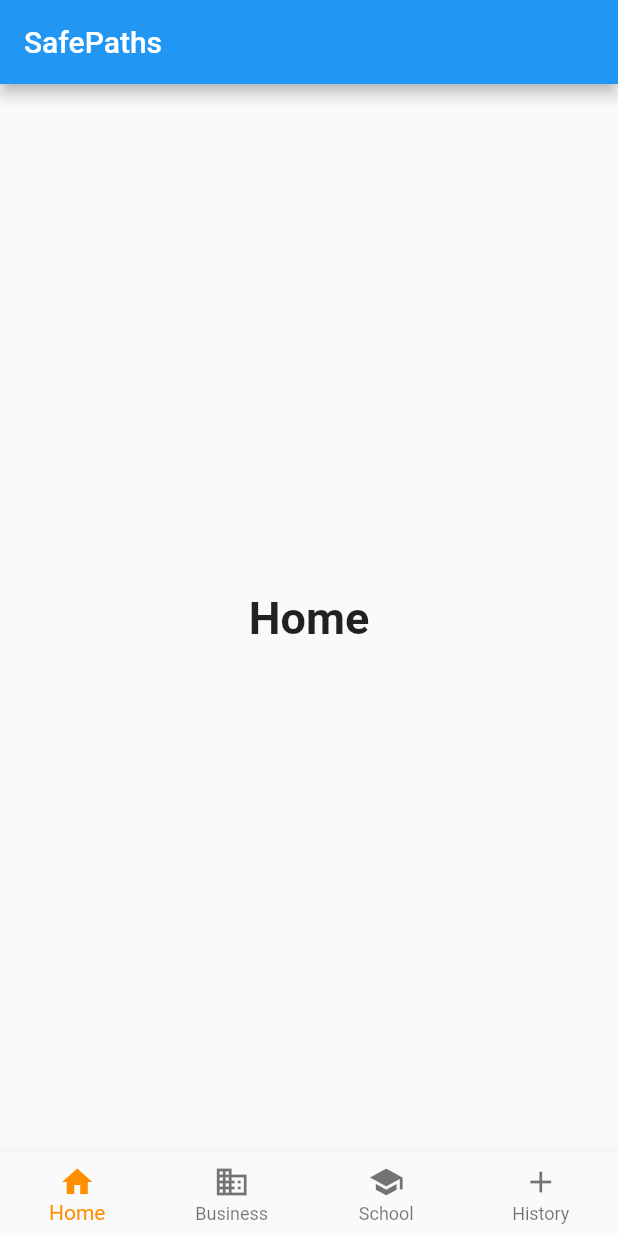
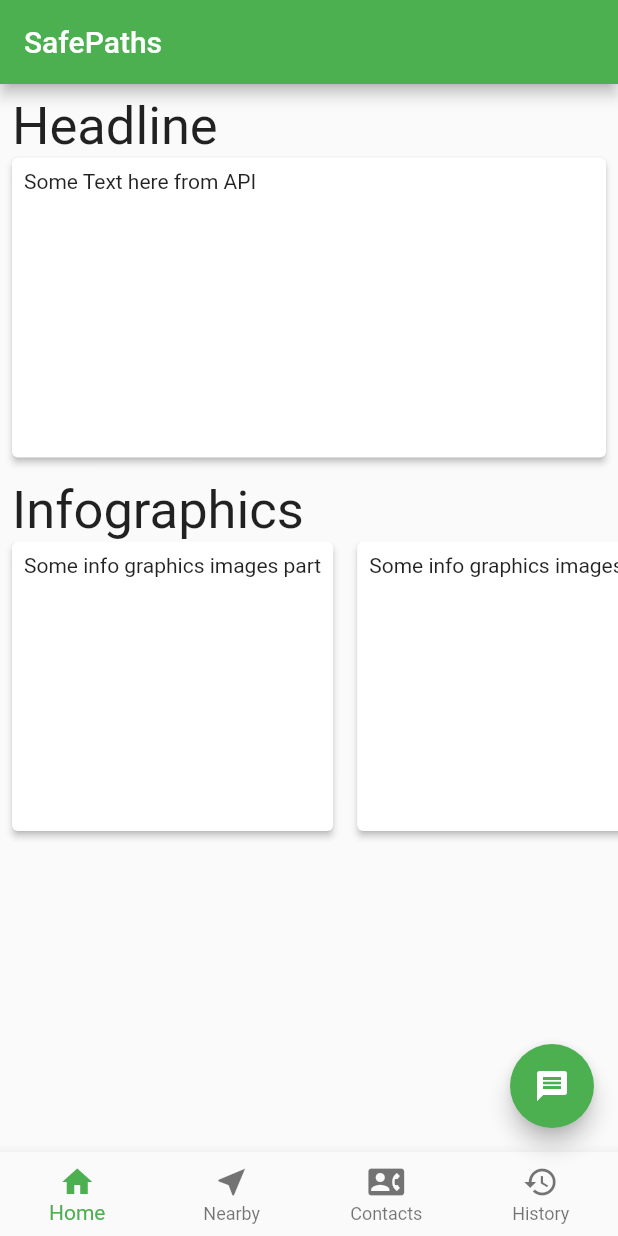
Before and after one commit to RadySonabu/SafePaths, a Flutter app: the screen it shows after launch, on a phone screen of 412 x 824 dp. Run offline on Flutter 3.47's test engine with Material 2 defaults, Android fonts, the phone set to English and light mode, and no system bars.

Commit message:
Added some details

```diff
--- /dev/null
+++ b/lib/screens/ContactScreen.dart
@@ -0,0 +1,20 @@
+import 'package:flutter/material.dart';
+
+class ContactScreen extends StatefulWidget {
+  @override
+  _ContactScreenState createState() => _ContactScreenState();
+}
+
+class _ContactScreenState extends State<ContactScreen> {
+  @override
+  Widget build(BuildContext context) {
+    return Scaffold(
+      body: Row(
+        children: <Widget>[
+          Text('Nearby emergency contact'),
+          Text('DOH: 999 9999')
+        ],
+      ),
+    );
+  }
+}
--- /dev/null
+++ b/lib/screens/HistoryScreen.dart
@@ -0,0 +1,13 @@
+import 'package:flutter/material.dart';
+
+class HistoryScreen extends StatefulWidget {
+  @override
+  _HistoryScreenState createState() => _HistoryScreenState();
+}
+
+class _HistoryScreenState extends State<HistoryScreen> {
+  @override
+  Widget build(BuildContext context) {
+    return Container();
+  }
+}
--- /dev/null
+++ b/lib/screens/HomeScreen.dart
@@ -0,0 +1,110 @@
+import 'package:flutter/cupertino.dart';
+import 'package:flutter/material.dart';
+
+class HomeScreen extends StatefulWidget {
+  @override
+  _HomeScreenState createState() => _HomeScreenState();
+}
+
+class _HomeScreenState extends State<HomeScreen> {
+  @override
+  Widget build(BuildContext context) {
+    return Scaffold(
+      body: Column(
+        crossAxisAlignment: CrossAxisAlignment.stretch
+        ,
+        children: <Widget>[
+          Padding(
+            padding: const EdgeInsets.fromLTRB(8.0, 8.0, 8.0, 0.0),
+            child: Text('Headline', style: TextStyle(fontSize: 35),),
+          ),
+          Card(
+          margin: const EdgeInsets.fromLTRB(8.0, 0, 8.0, 7.0),
+            elevation: 2,
+            child: InkWell(
+
+              splashColor: Colors.blue.withAlpha(30),
+              onTap: () {
+                print('Card tapped.');
+              },
+              child: Container(
+                height: 200,
+                child: Padding(
+                  padding: const EdgeInsets.all(8.0),
+                  child: Text('Some Text here from API'),
+                ),
+              ),
+            ),
+          ),
+          Padding(
+            padding: const EdgeInsets.fromLTRB(8.0, 8.0, 8.0, 0.0),
+            child: Text('Infographics', style: TextStyle(fontSize: 35),),
+          ),
+
+          Container(
+            height: 200.0,
+            child: ListView(
+              scrollDirection: Axis.horizontal,
+              children: <Widget>[
+                Card(
+                  margin: const EdgeInsets.fromLTRB(8.0, 0, 8.0, 7.0),
+                  elevation: 2,
+                  child: InkWell(
+
+                    splashColor: Colors.blue.withAlpha(30),
+                    onTap: () {
+                      print('Card tapped.');
+                    },
+                    child: Container(
+                      height: 200,
+                      child: Padding(
+                        padding: const EdgeInsets.all(8.0),
+                        child: Text('Some info graphics images part'),
+                      ),
+                    ),
+                  ),
+                ),
+                Card(
+                  margin: const EdgeInsets.fromLTRB(8.0, 0, 8.0, 7.0),
+                  elevation: 2,
+                  child: InkWell(
+
+                    splashColor: Colors.blue.withAlpha(30),
+                    onTap: () {
+                      print('Card tapped.');
+                    },
+                    child: Container(
+                      height: 200,
+                      child: Padding(
+                        padding: const EdgeInsets.all(8.0),
+                        child: Text('Some info graphics images part'),
+                      ),
+                    ),
+                  ),
+                ),
+                Card(
+                  margin: const EdgeInsets.fromLTRB(8.0, 0, 8.0, 7.0),
+                  elevation: 2,
+                  child: InkWell(
+
+                    splashColor: Colors.blue.withAlpha(30),
+                    onTap: () {
+                      print('Card tapped.');
+                    },
+                    child: Container(
+                      height: 200,
+                      child: Padding(
+                        padding: const EdgeInsets.all(8.0),
+                        child: Text('Some info graphics images part'),
+                      ),
+                    ),
+                  ),
+                ),
+              ],
+            ),
+          )
+        ],
+      ),
+    );
+  }
+}
--- /dev/null
+++ b/lib/screens/LocationScreen.dart
@@ -0,0 +1,24 @@
+import 'package:flutter/material.dart';
+
+class LocationScreen extends StatefulWidget {
+  @override
+  _LocationScreenState createState() => _LocationScreenState();
+}
+
+class _LocationScreenState extends State<LocationScreen> {
+  @override
+  Widget build(BuildContext context) {
+    return Scaffold(
+
+      body: Container(
+
+        child: Image(
+          image: AssetImage('assets/images/map.png'),
+          fit: BoxFit.cover,
+          height: 800,
+        ),
+      ),
+
+    );
+  }
+}
--- a/lib/screens/NavBar.dart
+++ b/lib/screens/NavBar.dart
@@ -1,5 +1,8 @@
 import 'package:flutter/material.dart';
-
+import 'package:safepaths/screens/ContactScreen.dart';
+import 'package:safepaths/screens/HomeScreen.dart';
+import 'package:safepaths/screens/LocationScreen.dart';
+import 'package:safepaths/screens/HistoryScreen.dart';
 class NavBar extends StatefulWidget {
   @override
   _NavBarState createState() => _NavBarState();
@@ -7,25 +10,15 @@ class NavBar extends StatefulWidget {
 
 class _NavBarState extends State<NavBar> {
   int _selectedIndex = 0;
-  static const TextStyle optionStyle =
-  TextStyle(fontSize: 30, fontWeight: FontWeight.bold);
-  static const List<Widget> _widgetOptions = <Widget>[
-    Text(
-      'Home',
-      style: optionStyle,
-    ),
-    Text(
-      'Safe routes',
-      style: optionStyle,
-    ),
-    Text(
-      'Contacts',
-      style: optionStyle,
-    ),
-    Text(
-      'History',
-      style: optionStyle,
-    ),
+
+   List<Widget> _widgetOptions = <Widget>[
+     new HomeScreen(),
+     new LocationScreen(),
+     new ContactScreen(),
+     new HistoryScreen()
+
+
+
   ];
 
   void _onItemTapped(int index) {
@@ -38,10 +31,21 @@ class _NavBarState extends State<NavBar> {
     return Scaffold(
       appBar: AppBar(
         title: Text('SafePaths'),
+        backgroundColor: Colors.green,
       ),
       body: Center(
-        child: _widgetOptions.elementAt(_selectedIndex),
+        child: _widgetOptions[_selectedIndex],
+
       ),
+        floatingActionButton: FloatingActionButton(
+          onPressed: () {
+            // Add your onPressed code here!
+          },
+          child: Icon(Icons.message),
+          backgroundColor: Colors.green,
+          splashColor: Colors.green,
+
+        ),
         bottomNavigationBar: BottomNavigationBar(
         showSelectedLabels: true,
           showUnselectedLabels: true,
@@ -54,22 +58,22 @@ class _NavBarState extends State<NavBar> {
           ),
           BottomNavigationBarItem(
             backgroundColor: Colors.white,
-          icon: Icon(Icons.business,),
-          title: Text('Business', ),
+          icon: Icon(Icons.near_me,),
+          title: Text('Nearby', ),
           ),
           BottomNavigationBarItem(
             backgroundColor: Colors.white,
-          icon: Icon(Icons.school,),
-          title: Text('School', ),
+          icon: Icon(Icons.contact_phone,),
+          title: Text('Contacts', ),
           ),
           BottomNavigationBarItem(
             backgroundColor: Colors.white,
-          icon: Icon(Icons.add, ),
+          icon: Icon(Icons.history, ),
           title: Text('History', ),
           ),
       ],
       currentIndex: _selectedIndex,
-      selectedItemColor: Colors.amber[800],
+      selectedItemColor: Colors.green,
       type: BottomNavigationBarType.fixed,
       onTap: _onItemTapped,)
     );
--- a/pubspec.yaml
+++ b/pubspec.yaml
@@ -27,6 +27,7 @@ dependencies:
 dev_dependencies:
   flutter_test:
     sdk: flutter
+  google_maps_flutter:
 
 
 # For information on the generic Dart part of this file, see the
```
Also changed, not shown: assets/images/map.png (added), pubspec.lock.
